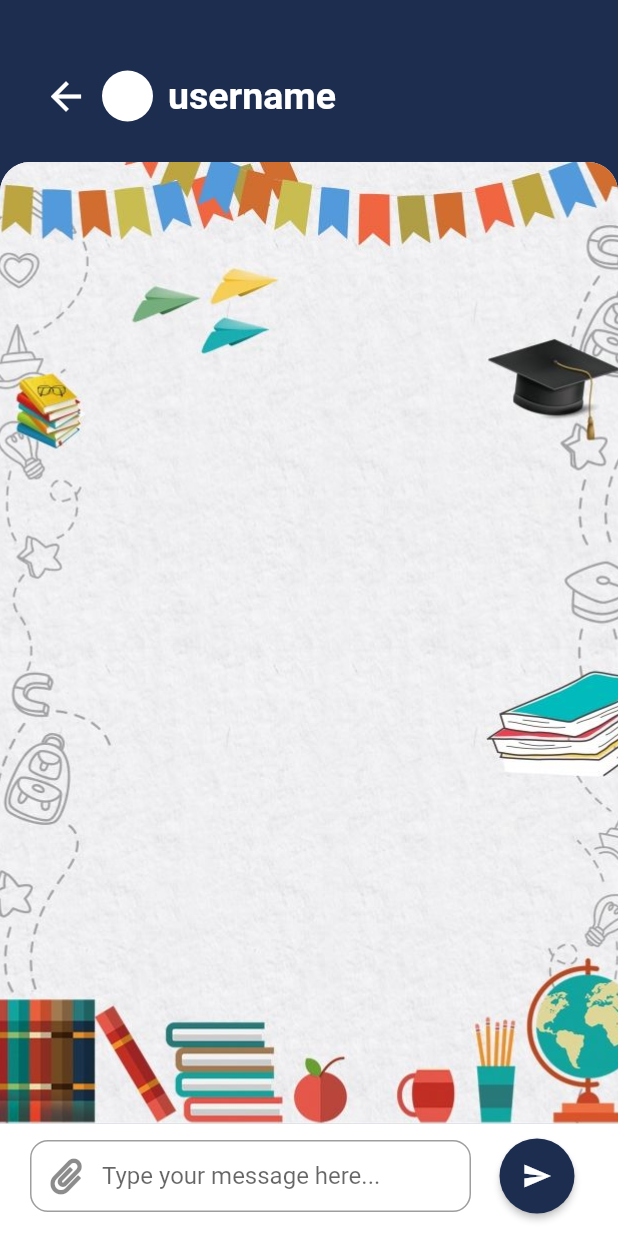
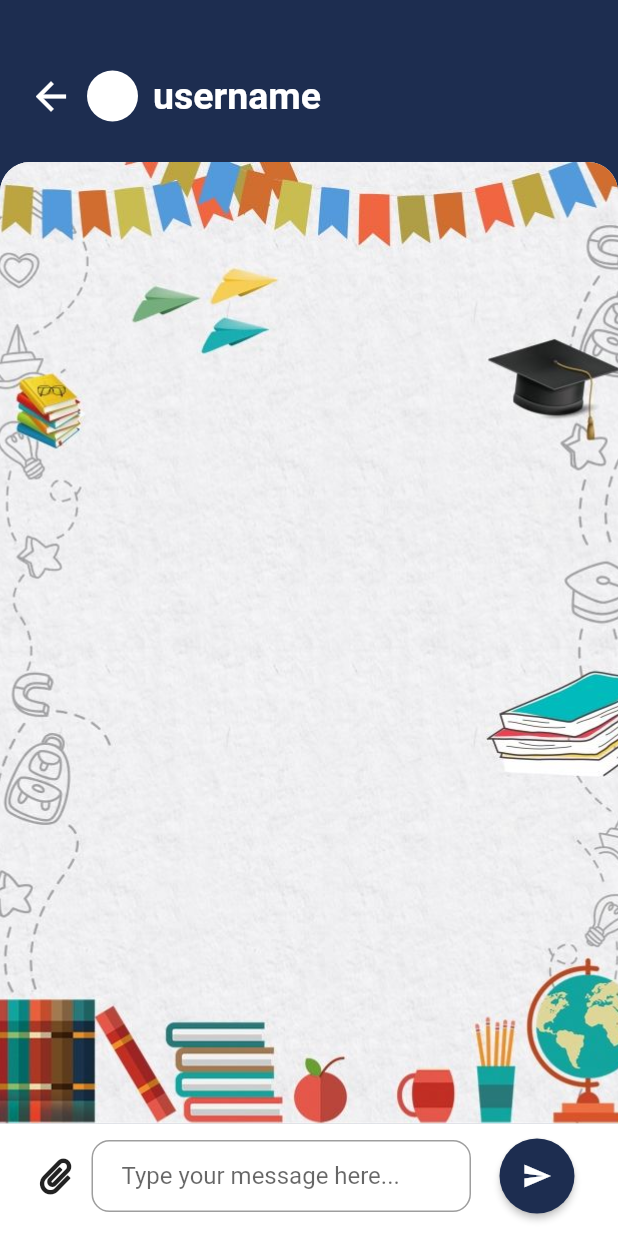
Before and after one commit to Ritik-code/e-chat-application, a Flutter app: the ChatScreen screen opened by its route, on a phone screen of 412 x 824 dp. Run offline on Flutter 3.47's test engine with Material 2 defaults, Android fonts, the phone set to English and light mode, and no system bars; our stand-ins replace cloud_firestore, firebase_auth, firebase_core, font_awesome_flutter, image_picker, modal_progress_hud; accounts and stored records are empty.

Commit message:
attach file bottom sheet added.

```diff
--- a/lib/main.dart
+++ b/lib/main.dart
@@ -18,7 +18,7 @@ class Comperio extends StatelessWidget {
   @override
   Widget build(BuildContext context) {
     return MaterialApp(
-      initialRoute: WelcomeScreen().id,
+      initialRoute: ChatScreen().id,
       routes: {
         ChatScreen().id: (context) => ChatScreen(),
         RegistrationScreen().id: (context) => RegistrationScreen(),
--- a/lib/screen/chat_screen.dart
+++ b/lib/screen/chat_screen.dart
@@ -4,6 +4,7 @@ import 'package:comperio/screen/contacted_person_screen.dart';
 import 'package:firebase_auth/firebase_auth.dart';
 import 'package:flutter/material.dart';
 import 'package:font_awesome_flutter/font_awesome_flutter.dart';
+import 'package:comperio/attach_file_components.dart';
 
 class ChatScreen extends StatefulWidget {
   final String id = 'ChatScreen';
@@ -50,7 +51,7 @@ class _ChatScreenState extends State<ChatScreen> {
           children: <Widget>[
             Container(
               padding: EdgeInsets.only(
-                  top: 40.0, left: 20.0, right: 20.0, bottom: 20.0),
+                  top: 40.0, left: 10.0, right: 20.0, bottom: 20.0),
               child: Row(
                 mainAxisAlignment: MainAxisAlignment.start,
                 children: [
@@ -102,22 +103,33 @@ class _ChatScreenState extends State<ChatScreen> {
               color: Colors.white,
               child: SingleChildScrollView(
                 child: Container(
-                  margin: EdgeInsets.only(bottom: 5.0, left: 10.0),
+                  margin: EdgeInsets.only(bottom: 5.0, left: 3.0),
                   padding: EdgeInsets.only(
                       bottom: MediaQuery.of(context).viewInsets.bottom),
                   child: Row(
                     crossAxisAlignment: CrossAxisAlignment.center,
                     children: <Widget>[
+
+
+                      IconButton(
+                        icon: Icon(FontAwesomeIcons.paperclip),
+                        onPressed: () {
+                          showModalBottomSheet(
+                            context: context,
+                            builder: (context){
+                              return AttachFileBottomSheet();
+                            },
+                          );
+                        },
+                      ),
+
+
                       Expanded(
                         child: TextField(
                           onChanged: (value) {
                             //do something when pressed
                           },
                           decoration: InputDecoration(
-                            prefixIcon: IconButton(
-                              icon: Icon(FontAwesomeIcons.paperclip),
-                              onPressed: () {},
-                            ),
                             contentPadding: EdgeInsets.symmetric(
                                 vertical: 10.0, horizontal: 20.0),
                             hintText: 'Type your message here...',
```
